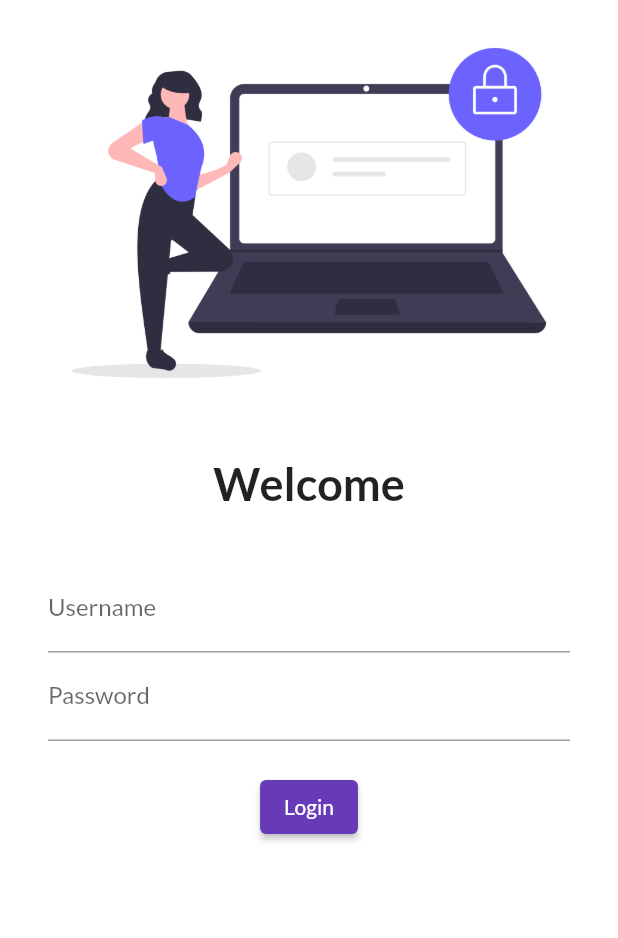
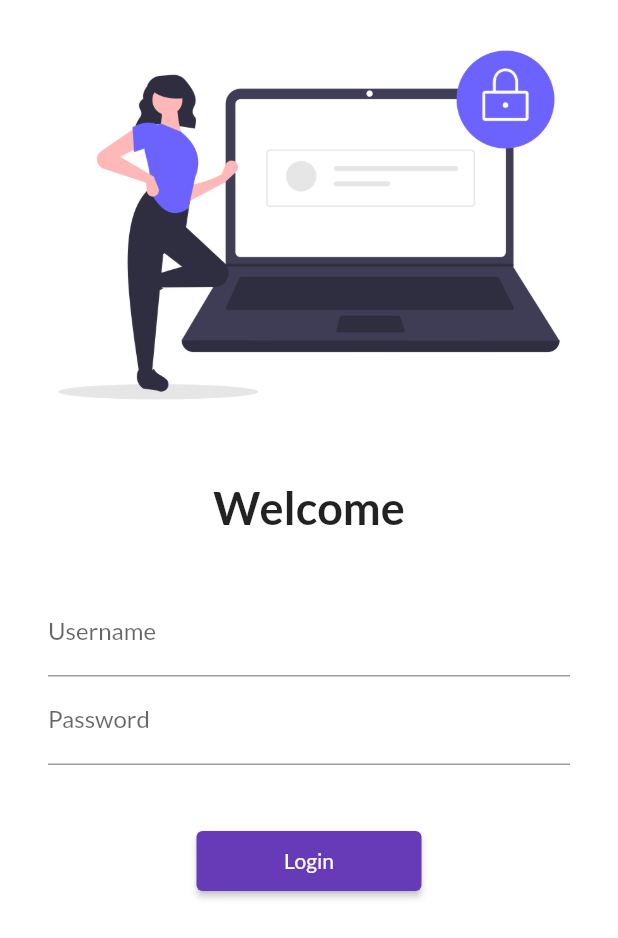
Before and after one commit to Jayaldhruv/flutterpractice, a Flutter app: the screen it shows after launch, on a phone screen of 412 x 824 dp. Shown: the top 938 px of the screen. Run offline on Flutter 3.47's test engine with Material 2 defaults, Android fonts, the phone set to English and light mode, and no system bars; our stand-ins replace google_fonts.

Commit message:
day5 completed

```diff
--- a/lib/main.dart
+++ b/lib/main.dart
@@ -1,6 +1,7 @@
 import 'package:flutter/material.dart';
 import 'package:flutter_application_1/pages/home_page.dart';
 import 'package:flutter_application_1/pages/login_page.dart';
+import 'package:flutter_application_1/utils/routes.dart';
 import 'package:google_fonts/google_fonts.dart';
 
 void main() {
@@ -14,6 +15,7 @@ class MyApp extends StatelessWidget {
   @override
   Widget build(BuildContext context) {
     return MaterialApp(
+      // debugShowCheckedModeBanner: false,
       themeMode: ThemeMode.light,
       theme: ThemeData(
           primarySwatch: Colors.deepPurple,
@@ -23,8 +25,8 @@ class MyApp extends StatelessWidget {
       initialRoute: "/",
       routes: {
         "/": (context) => const LoginPage(),
-        "/home": (context) => Homepage(),
-        "/login": (context) => const LoginPage(),
+        MyRoutes.homeRoute: (context) => Homepage(),
+        MyRoutes.loginRoute: (context) => const LoginPage(),
       },
     );
   }
--- a/lib/pages/login_page.dart
+++ b/lib/pages/login_page.dart
@@ -1,4 +1,5 @@
 import 'package:flutter/material.dart';
+import 'package:flutter_application_1/utils/routes.dart';
 
 class LoginPage extends StatelessWidget {
   const LoginPage({super.key});
@@ -7,9 +8,14 @@ class LoginPage extends StatelessWidget {
   Widget build(BuildContext context) {
     return Material(
       color: Colors.white,
+      child: SingleChildScrollView(
         child: Column(
           children: [
-          Image.asset("assets/images/login_image.png", fit: BoxFit.cover),
+            Image.asset(
+              "assets/images/login_image.png",
+              fit: BoxFit.cover,
+              height: 300,
+            ),
             const SizedBox(
               height: 20,
             ),
@@ -42,12 +48,12 @@ class LoginPage extends StatelessWidget {
                     ),
                   ),
                   const SizedBox(
-                  height: 20.0,
+                    height: 40.0,
                   ),
                   ElevatedButton(
-                  style: TextButton.styleFrom(),
+                    style: TextButton.styleFrom(minimumSize: Size(150, 40)),
                     onPressed: () {
-                    print("AUR bhaajjjiiii");
+                      Navigator.pushNamed(context, MyRoutes.homeRoute);
                     },
                     child: Text("Login"),
                   )
@@ -56,6 +62,7 @@ class LoginPage extends StatelessWidget {
             )
           ],
         ),
+      ),
     );
   }
 }
--- /dev/null
+++ b/lib/utils/routes.dart
@@ -0,0 +1,4 @@
+class MyRoutes{
+  static String loginRoute="/login";
+  static String homeRoute="/home";
+}
```
Lines whose indentation alone changed are shown as unchanged.
